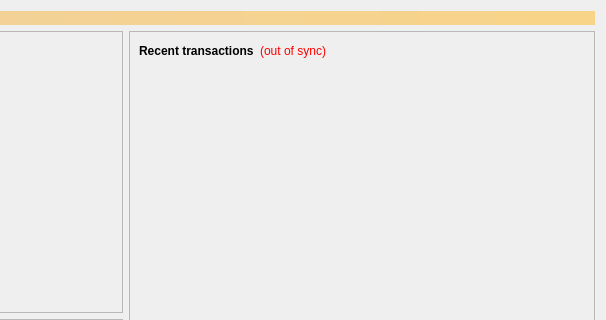
Above: src/qt/forms/overviewpage.ui from SHTDJ/Bulwark before the change; both pictures show x 354 to 960 and y 0 to 320 of the 960 by 680 pixel window. Below: the same form after it.
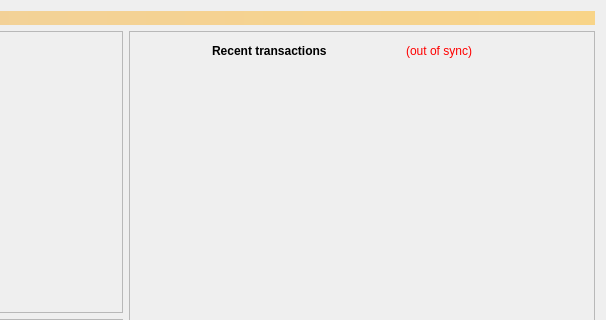
That is the form after the change.

```diff
--- a/src/qt/forms/overviewpage.ui
+++ b/src/qt/forms/overviewpage.ui
@@ -1409,7 +1409,7 @@
                <enum>Qt::Horizontal</enum>
               </property>
               <property name="sizeType">
-               <enum>QSizePolicy::Expanding</enum>
+               <enum>QSizePolicy::Minimum</enum>
               </property>
               <property name="sizeHint" stdset="0">
                <size>
```
